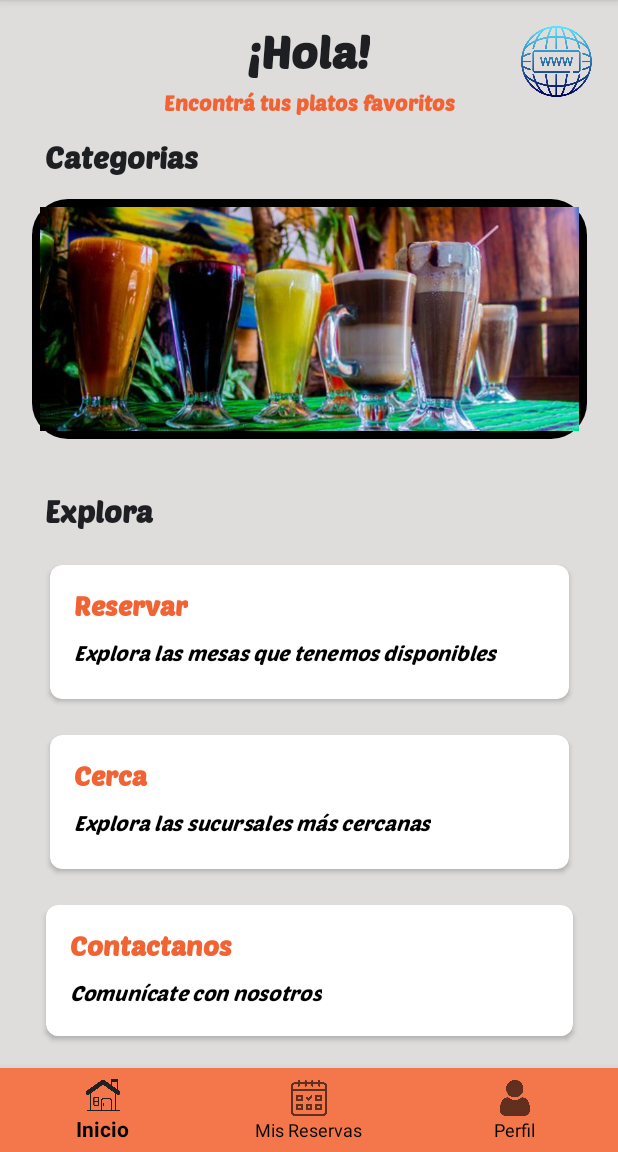
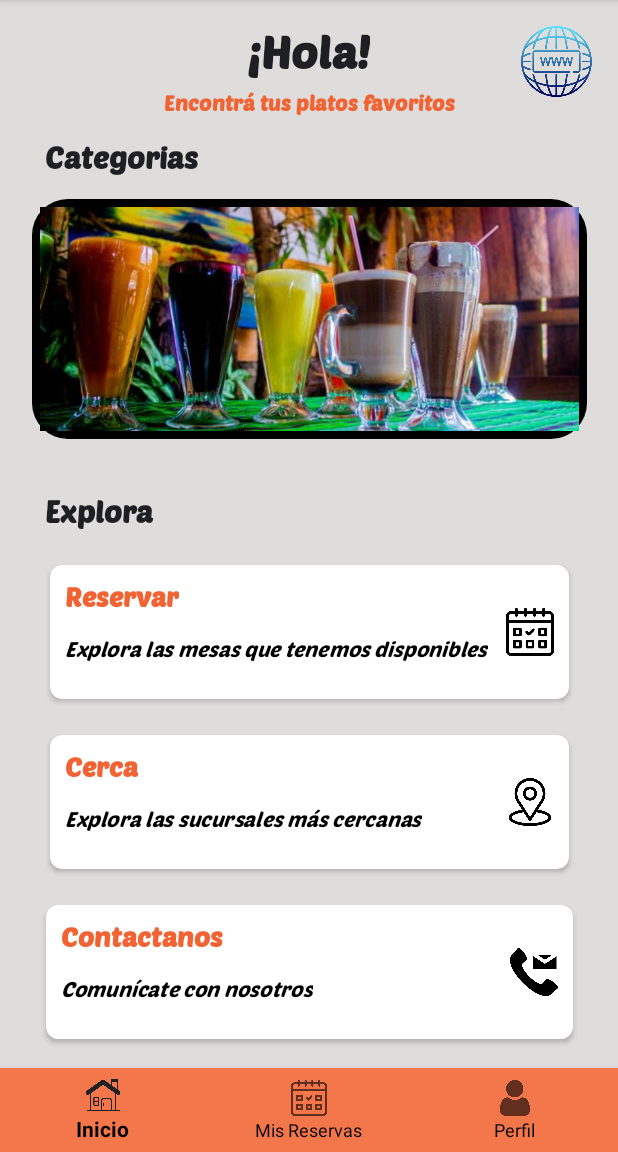
Before and after one commit to pp2024-restoapp/aplicacionmovil, an Android app: the InicioFragment screen opened directly, with no data from a screen before it, on a phone screen of 412 x 824 dp, the part 84-1236 px from its top. Run offline under Robolectric (Android 15) with nearby library versions, the phone set to English and light mode, and no system bars; our stand-ins replace navigation-ui; Roboto replaces fonts that are not available here.

Commit message:
cambian de iconos y layaouts por constraints

```diff
--- a/app/src/main/res/layout/fragment_inicio.xml
+++ b/app/src/main/res/layout/fragment_inicio.xml
@@ -94,25 +94,26 @@
 
 
 
-        <!-- CardView for "Reservar" section -->
+        <!-- CardView de "Reservar"  -->
+
         <androidx.cardview.widget.CardView
             android:id="@+id/cardViewReservar"
             android:layout_width="346dp"
             android:layout_height="89dp"
             android:layout_marginHorizontal="30dp"
             android:layout_marginTop="24dp"
+            app:contentPadding="10dp"
             android:elevation="4dp"
             app:cardCornerRadius="8dp"
             app:layout_constraintEnd_toEndOf="parent"
             app:layout_constraintStart_toStartOf="parent"
             app:layout_constraintTop_toBottomOf="@id/textView11">
 
-            <LinearLayout
+            <androidx.constraintlayout.widget.ConstraintLayout
                 android:layout_width="match_parent"
-                android:layout_height="wrap_content"
-                android:orientation="vertical"
-                android:padding="16dp">
+                android:layout_height="match_parent">
 
+                <!-- TextViews -->
                 <TextView
                     android:id="@+id/textViewReservarTitle"
                     android:layout_width="wrap_content"
@@ -121,7 +122,9 @@
                     android:text="@string/reservar"
                     android:textColor="@color/principal_naranja"
                     android:textSize="18sp"
-                    android:textStyle="bold" />
+                    android:textStyle="bold"
+                    app:layout_constraintStart_toStartOf="parent"
+                    app:layout_constraintTop_toTopOf="parent" />
 
                 <TextView
                     android:id="@+id/textViewReservarSubtitle"
@@ -129,33 +132,48 @@
                     android:layout_height="wrap_content"
                     android:fontFamily="@font/poetsenone_regular"
                     android:text="@string/explora_mesas"
+                    android:textColor="@color/black"
                     android:textSize="14sp"
-                    android:textColor="@color/black"
-                    android:layout_marginTop="12dp"
-                    android:textStyle="italic"/>
-            </LinearLayout>
+                    android:textStyle="italic"
+                    app:layout_constraintStart_toStartOf="parent"
+                    app:layout_constraintTop_toBottomOf="@id/textViewReservarTitle"
+                    app:layout_constraintBottom_toBottomOf="parent"/>
+
+                <!-- ImageView -->
+                <ImageView
+                    android:layout_width="32dp"
+                    android:layout_height="32dp"
+                    android:src="@drawable/ic_reserva"
+                    android:layout_gravity="center_vertical"
+                    app:layout_constraintEnd_toEndOf="parent"
+                    app:layout_constraintTop_toTopOf="parent"
+                    app:layout_constraintBottom_toBottomOf="parent"/>
+
+            </androidx.constraintlayout.widget.ConstraintLayout>
+
         </androidx.cardview.widget.CardView>
 
 
-        <!-- CardView for "Cerca" section -->
+
+        <!-- CardView de "Cerca"  -->
         <androidx.cardview.widget.CardView
             android:id="@+id/cardViewCerca"
             android:layout_width="346dp"
             android:layout_height="89dp"
             android:layout_marginHorizontal="30dp"
             android:layout_marginTop="24dp"
+            app:contentPadding="10dp"
             android:elevation="4dp"
             app:cardCornerRadius="8dp"
             app:layout_constraintEnd_toEndOf="parent"
             app:layout_constraintStart_toStartOf="parent"
             app:layout_constraintTop_toBottomOf="@id/cardViewReservar">
 
-            <LinearLayout
+            <androidx.constraintlayout.widget.ConstraintLayout
                 android:layout_width="match_parent"
-                android:layout_height="wrap_content"
-                android:orientation="vertical"
-                android:padding="16dp">
+                android:layout_height="match_parent">
 
+                <!-- TextViews -->
                 <TextView
                     android:id="@+id/textViewCercaTitle"
                     android:layout_width="wrap_content"
@@ -164,7 +182,9 @@
                     android:text="@string/cerca"
                     android:textColor="@color/principal_naranja"
                     android:textSize="18sp"
-                    android:textStyle="bold" />
+                    android:textStyle="bold"
+                    app:layout_constraintStart_toStartOf="parent"
+                    app:layout_constraintTop_toTopOf="parent" />
 
                 <TextView
                     android:id="@+id/textViewCercaSubtitle"
@@ -174,20 +194,38 @@
                     android:text="@string/sucursales_cerca"
                     android:textColor="@color/black"
                     android:textSize="14sp"
-                    android:layout_marginTop="12dp"
-                    android:textStyle="italic"/>
-            </LinearLayout>
+                    android:textStyle="italic"
+                    app:layout_constraintStart_toStartOf="parent"
+                    app:layout_constraintTop_toBottomOf="@id/textViewCercaTitle"
+                    app:layout_constraintBottom_toBottomOf="parent"/>
+
+                <!-- ImageView -->
+                <ImageView
+                    android:layout_width="32dp"
+                    android:layout_height="32dp"
+                    android:src="@drawable/ic_cerca"
+                    android:layout_gravity="center_vertical"
+                    app:layout_constraintEnd_toEndOf="parent"
+                    app:layout_constraintTop_toTopOf="parent"
+                    app:layout_constraintBottom_toBottomOf="parent"/>
+
+            </androidx.constraintlayout.widget.ConstraintLayout>
+
         </androidx.cardview.widget.CardView>
 
 
-        <!-- CardView for "Contactanos" section -->
+
+
+        <!-- CardView de "Contactanos" -->
+
         <androidx.cardview.widget.CardView
             android:id="@+id/cardViewContactanos"
             android:layout_width="351dp"
-            android:layout_height="87dp"
+            android:layout_height="89dp"
             android:layout_marginHorizontal="30dp"
             android:layout_marginTop="24dp"
             android:layout_marginBottom="16dp"
+            app:contentPadding="10dp"
             android:elevation="4dp"
             app:cardCornerRadius="8dp"
             app:layout_constraintBottom_toBottomOf="parent"
@@ -195,12 +233,11 @@
             app:layout_constraintStart_toStartOf="parent"
             app:layout_constraintTop_toBottomOf="@id/cardViewCerca">
 
-            <LinearLayout
+            <androidx.constraintlayout.widget.ConstraintLayout
                 android:layout_width="match_parent"
-                android:layout_height="wrap_content"
-                android:orientation="vertical"
-                android:padding="16dp">
+                android:layout_height="match_parent">
 
+                <!-- TextViews -->
                 <TextView
                     android:id="@+id/textViewContactanosTitle"
                     android:layout_width="wrap_content"
@@ -209,7 +246,9 @@
                     android:text="@string/contactanos"
                     android:textColor="@color/principal_naranja"
                     android:textSize="18sp"
-                    android:textStyle="bold" />
+                    android:textStyle="bold"
+                    app:layout_constraintStart_toStartOf="parent"
+                    app:layout_constraintTop_toTopOf="parent" />
 
                 <TextView
                     android:id="@+id/textViewContactanosSubtitle"
@@ -219,9 +258,23 @@
                     android:text="@string/comunicate"
                     android:textColor="@color/black"
                     android:textSize="14sp"
-                    android:layout_marginTop="12dp"
-                    android:textStyle="italic"/>
-            </LinearLayout>
+                    android:textStyle="italic"
+                    app:layout_constraintStart_toStartOf="parent"
+                    app:layout_constraintTop_toBottomOf="@id/textViewContactanosTitle"
+                    app:layout_constraintBottom_toBottomOf="parent"/>
+
+                <!-- ImageView -->
+                <ImageView
+                    android:layout_width="32dp"
+                    android:layout_height="32dp"
+                    android:src="@drawable/ic_contacto"
+                    android:layout_gravity="center_vertical"
+                    app:layout_constraintEnd_toEndOf="parent"
+                    app:layout_constraintTop_toTopOf="parent"
+                    app:layout_constraintBottom_toBottomOf="parent"/>
+
+            </androidx.constraintlayout.widget.ConstraintLayout>
+
         </androidx.cardview.widget.CardView>
 
 
```
Also changed, not shown: app/src/main/res/drawable/cerca.png (deleted), app/src/main/res/drawable/contactanos.png (deleted), app/src/main/res/drawable/ic_cerca.png (added), app/src/main/res/drawable/ic_contacto.png (added), app/src/main/res/drawable/reservar.png (deleted).
